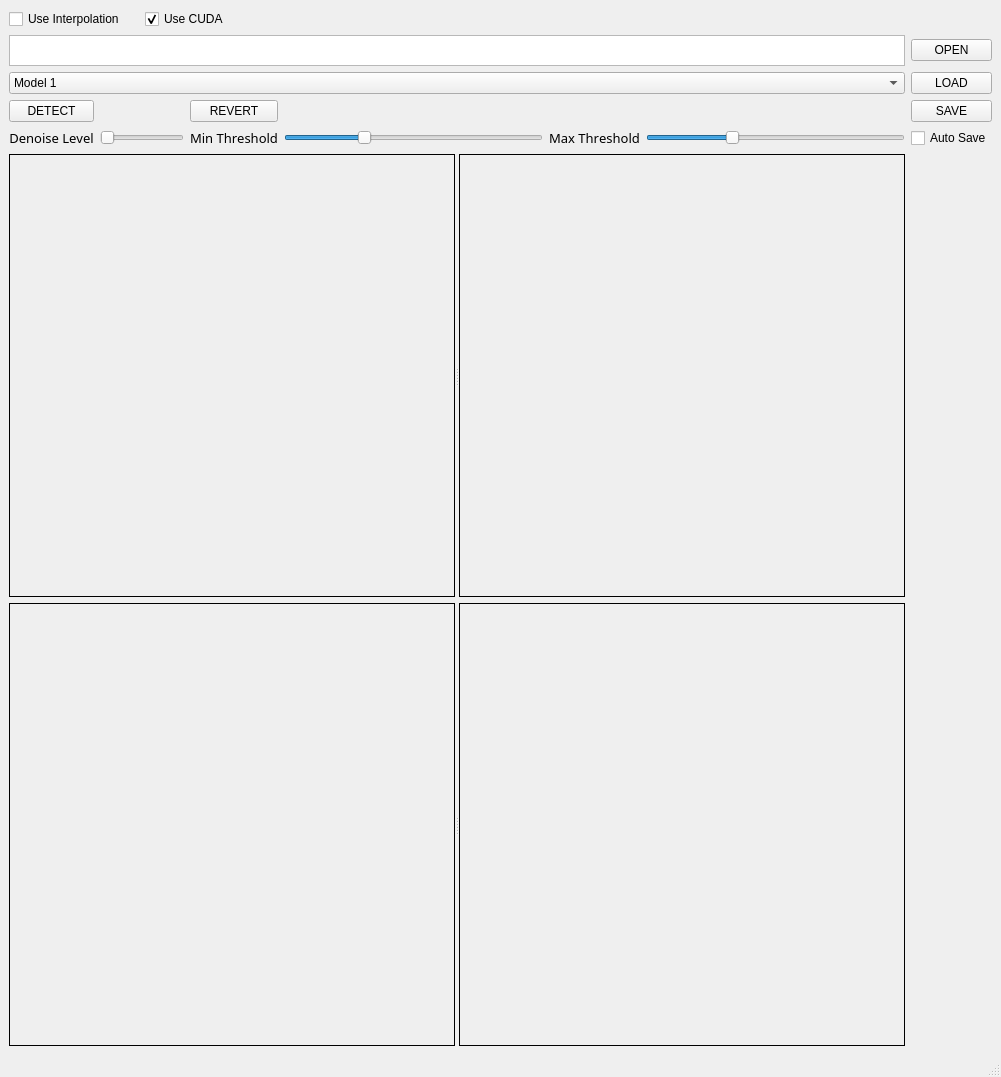
Qt form AtomSeg_V1.ui (gemengshu/AtomSegGUI) before a commit.
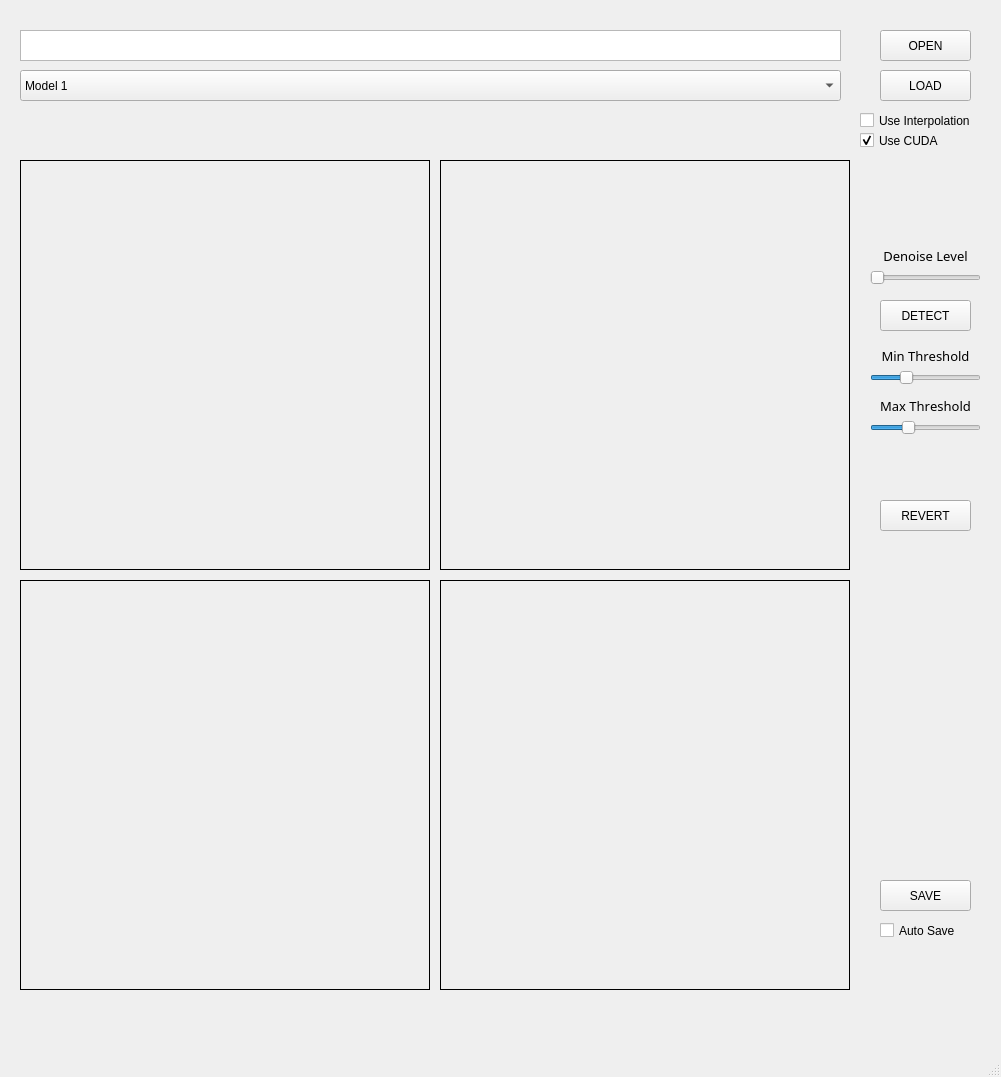
The same form after that commit.

Commit message: change auto resize

```diff
--- a/AtomSeg_V1.ui
+++ b/AtomSeg_V1.ui
@@ -14,49 +14,117 @@
    <string>Atom Segmentation</string>
   </property>
   <widget class="QWidget" name="centralwidget">
-   <layout class="QGridLayout" name="gridLayout">
-    <item row="0" column="0" colspan="2">
-     <widget class="QCheckBox" name="use_inter">
-      <property name="text">
-       <string>Use Interpolation</string>
-      </property>
-     </widget>
-    </item>
-    <item row="0" column="2" colspan="2">
-     <widget class="QCheckBox" name="use_cuda">
-      <property name="text">
-       <string>Use CUDA</string>
-      </property>
-      <property name="checked">
-       <bool>true</bool>
-      </property>
-     </widget>
-    </item>
-    <item row="1" column="0" colspan="7">
      <widget class="QTextEdit" name="imagePath">
       <property name="enabled">
        <bool>true</bool>
       </property>
-      <property name="maximumSize">
-       <size>
-        <width>16777215</width>
+    <property name="geometry">
+     <rect>
+      <x>20</x>
+      <y>30</y>
+      <width>821</width>
         <height>31</height>
-       </size>
-      </property>
-      <property name="readOnly">
-       <bool>true</bool>
-      </property>
-     </widget>
-    </item>
-    <item row="1" column="7">
+     </rect>
+    </property>
+   </widget>
      <widget class="QPushButton" name="open">
+    <property name="geometry">
+     <rect>
+      <x>880</x>
+      <y>30</y>
+      <width>91</width>
+      <height>31</height>
+     </rect>
+    </property>
       <property name="text">
        <string>OPEN</string>
       </property>
      </widget>
-    </item>
-    <item row="2" column="0" colspan="7">
+   <widget class="QLabel" name="ori">
+    <property name="geometry">
+     <rect>
+      <x>20</x>
+      <y>160</y>
+      <width>410</width>
+      <height>410</height>
+     </rect>
+    </property>
+    <property name="frameShape">
+     <enum>QFrame::Box</enum>
+    </property>
+    <property name="text">
+     <string/>
+    </property>
+    <property name="scaledContents">
+     <bool>true</bool>
+    </property>
+   </widget>
+   <widget class="QLabel" name="model_output">
+    <property name="geometry">
+     <rect>
+      <x>440</x>
+      <y>160</y>
+      <width>410</width>
+      <height>410</height>
+     </rect>
+    </property>
+    <property name="frameShape">
+     <enum>QFrame::Box</enum>
+    </property>
+    <property name="text">
+     <string/>
+    </property>
+    <property name="scaledContents">
+     <bool>true</bool>
+    </property>
+   </widget>
+   <widget class="QLabel" name="preprocess">
+    <property name="geometry">
+     <rect>
+      <x>20</x>
+      <y>580</y>
+      <width>410</width>
+      <height>410</height>
+     </rect>
+    </property>
+    <property name="frameShape">
+     <enum>QFrame::Box</enum>
+    </property>
+    <property name="text">
+     <string/>
+    </property>
+    <property name="scaledContents">
+     <bool>true</bool>
+    </property>
+   </widget>
+   <widget class="QLabel" name="detect_result">
+    <property name="geometry">
+     <rect>
+      <x>440</x>
+      <y>580</y>
+      <width>410</width>
+      <height>410</height>
+     </rect>
+    </property>
+    <property name="frameShape">
+     <enum>QFrame::Box</enum>
+    </property>
+    <property name="text">
+     <string/>
+    </property>
+    <property name="scaledContents">
+     <bool>true</bool>
+    </property>
+   </widget>
      <widget class="QComboBox" name="modelPath">
+    <property name="geometry">
+     <rect>
+      <x>20</x>
+      <y>70</y>
+      <width>821</width>
+      <height>31</height>
+     </rect>
+    </property>
       <property name="whatsThis">
        <string>&lt;html&gt;&lt;head/&gt;&lt;body&gt;&lt;p&gt;&lt;br/&gt;&lt;/p&gt;&lt;/body&gt;&lt;/html&gt;</string>
       </property>
@@ -91,74 +159,15 @@
        </property>
       </item>
      </widget>
-    </item>
-    <item row="2" column="7">
-     <widget class="QPushButton" name="load">
-      <property name="text">
-       <string>LOAD</string>
-      </property>
-     </widget>
-    </item>
-    <item row="3" column="0">
-     <widget class="QPushButton" name="circle_detect">
-      <property name="text">
-       <string>DETECT</string>
-      </property>
-     </widget>
-    </item>
-    <item row="3" column="3">
-     <widget class="QPushButton" name="revert">
-      <property name="text">
-       <string>REVERT</string>
-      </property>
-     </widget>
-    </item>
-    <item row="3" column="7">
-     <widget class="QPushButton" name="save">
-      <property name="text">
-       <string>SAVE</string>
-      </property>
-     </widget>
-    </item>
-    <item row="4" column="0">
-     <widget class="QLabel" name="label">
-      <property name="font">
-       <font>
-        <family>Sans Serif</family>
-        <pointsize>10</pointsize>
-        <weight>50</weight>
-        <bold>false</bold>
-        <kerning>false</kerning>
-       </font>
-      </property>
-      <property name="frameShape">
-       <enum>QFrame::NoFrame</enum>
-      </property>
-      <property name="text">
-       <string>Denoise Level</string>
-      </property>
-      <property name="alignment">
-       <set>Qt::AlignCenter</set>
-      </property>
-     </widget>
-    </item>
-    <item row="4" column="1" colspan="2">
-     <widget class="QSlider" name="se_num">
-      <property name="font">
-       <font>
-        <pointsize>9</pointsize>
-       </font>
-      </property>
-      <property name="maximum">
-       <number>20</number>
-      </property>
-      <property name="orientation">
-       <enum>Qt::Horizontal</enum>
-      </property>
-     </widget>
-    </item>
-    <item row="4" column="3">
      <widget class="QLabel" name="label_2">
+    <property name="geometry">
+     <rect>
+      <x>870</x>
+      <y>340</y>
+      <width>111</width>
+      <height>31</height>
+     </rect>
+    </property>
       <property name="font">
        <font>
         <family>Sans Serif</family>
@@ -178,9 +187,15 @@
        <set>Qt::AlignCenter</set>
       </property>
      </widget>
-    </item>
-    <item row="4" column="4">
      <widget class="QSlider" name="min_thre">
+    <property name="geometry">
+     <rect>
+      <x>870</x>
+      <y>370</y>
+      <width>111</width>
+      <height>16</height>
+     </rect>
+    </property>
       <property name="font">
        <font>
         <pointsize>9</pointsize>
@@ -196,31 +211,15 @@
        <enum>Qt::Horizontal</enum>
       </property>
      </widget>
-    </item>
-    <item row="4" column="5">
-     <widget class="QLabel" name="label_3">
-      <property name="font">
-       <font>
-        <family>Sans Serif</family>
-        <pointsize>10</pointsize>
-        <weight>50</weight>
-        <bold>false</bold>
-        <kerning>false</kerning>
-       </font>
-      </property>
-      <property name="frameShape">
-       <enum>QFrame::NoFrame</enum>
-      </property>
-      <property name="text">
-       <string>Max Threshold</string>
-      </property>
-      <property name="alignment">
-       <set>Qt::AlignCenter</set>
-      </property>
-     </widget>
-    </item>
-    <item row="4" column="6">
      <widget class="QSlider" name="max_thre">
+    <property name="geometry">
+     <rect>
+      <x>870</x>
+      <y>420</y>
+      <width>111</width>
+      <height>16</height>
+     </rect>
+    </property>
       <property name="font">
        <font>
         <pointsize>9</pointsize>
@@ -239,73 +238,177 @@
        <enum>Qt::Horizontal</enum>
       </property>
      </widget>
-    </item>
-    <item row="4" column="7">
+   <widget class="QLabel" name="label_3">
+    <property name="geometry">
+     <rect>
+      <x>870</x>
+      <y>390</y>
+      <width>111</width>
+      <height>31</height>
+     </rect>
+    </property>
+    <property name="font">
+     <font>
+      <family>Sans Serif</family>
+      <pointsize>10</pointsize>
+      <weight>50</weight>
+      <bold>false</bold>
+      <kerning>false</kerning>
+     </font>
+    </property>
+    <property name="frameShape">
+     <enum>QFrame::NoFrame</enum>
+    </property>
+    <property name="text">
+     <string>Max Threshold</string>
+    </property>
+    <property name="alignment">
+     <set>Qt::AlignCenter</set>
+    </property>
+   </widget>
+   <widget class="QCheckBox" name="use_cuda">
+    <property name="geometry">
+     <rect>
+      <x>860</x>
+      <y>130</y>
+      <width>131</width>
+      <height>21</height>
+     </rect>
+    </property>
+    <property name="text">
+     <string>Use CUDA</string>
+    </property>
+    <property name="checked">
+     <bool>true</bool>
+    </property>
+   </widget>
+   <widget class="QSlider" name="se_num">
+    <property name="geometry">
+     <rect>
+      <x>870</x>
+      <y>270</y>
+      <width>111</width>
+      <height>16</height>
+     </rect>
+    </property>
+    <property name="font">
+     <font>
+      <pointsize>9</pointsize>
+     </font>
+    </property>
+    <property name="maximum">
+     <number>20</number>
+    </property>
+    <property name="orientation">
+     <enum>Qt::Horizontal</enum>
+    </property>
+   </widget>
+   <widget class="QPushButton" name="save">
+    <property name="geometry">
+     <rect>
+      <x>880</x>
+      <y>880</y>
+      <width>91</width>
+      <height>31</height>
+     </rect>
+    </property>
+    <property name="text">
+     <string>SAVE</string>
+    </property>
+   </widget>
      <widget class="QCheckBox" name="auto_save">
+    <property name="geometry">
+     <rect>
+      <x>880</x>
+      <y>920</y>
+      <width>101</width>
+      <height>21</height>
+     </rect>
+    </property>
       <property name="text">
        <string>Auto Save</string>
       </property>
      </widget>
-    </item>
-    <item row="5" column="0" colspan="7">
-     <widget class="QSplitter" name="splitter">
-      <property name="orientation">
-       <enum>Qt::Horizontal</enum>
-      </property>
-      <widget class="QLabel" name="ori">
-       <property name="frameShape">
-        <enum>QFrame::Box</enum>
-       </property>
+   <widget class="QPushButton" name="load">
+    <property name="geometry">
+     <rect>
+      <x>880</x>
+      <y>70</y>
+      <width>91</width>
+      <height>31</height>
+     </rect>
+    </property>
        <property name="text">
-        <string/>
-       </property>
-       <property name="scaledContents">
-        <bool>true</bool>
-       </property>
-      </widget>
-      <widget class="QLabel" name="model_output">
-       <property name="frameShape">
-        <enum>QFrame::Box</enum>
+     <string>LOAD</string>
+    </property>
+   </widget>
+   <widget class="QCheckBox" name="use_inter">
+    <property name="geometry">
+     <rect>
+      <x>860</x>
+      <y>110</y>
+      <width>131</width>
+      <height>21</height>
+     </rect>
        </property>
        <property name="text">
-        <string/>
-       </property>
-       <property name="scaledContents">
-        <bool>true</bool>
-       </property>
-      </widget>
-     </widget>
-    </item>
-    <item row="6" column="0" colspan="7">
-     <widget class="QSplitter" name="splitter_2">
-      <property name="orientation">
-       <enum>Qt::Horizontal</enum>
-      </property>
-      <widget class="QLabel" name="preprocess">
+     <string>Use Interpolation</string>
+    </property>
+   </widget>
+   <widget class="QLabel" name="label">
+    <property name="geometry">
+     <rect>
+      <x>870</x>
+      <y>240</y>
+      <width>111</width>
+      <height>31</height>
+     </rect>
+    </property>
+    <property name="font">
+     <font>
+      <family>Sans Serif</family>
+      <pointsize>10</pointsize>
+      <weight>50</weight>
+      <bold>false</bold>
+      <kerning>false</kerning>
+     </font>
+    </property>
        <property name="frameShape">
-        <enum>QFrame::Box</enum>
+     <enum>QFrame::NoFrame</enum>
        </property>
        <property name="text">
-        <string/>
-       </property>
-       <property name="scaledContents">
-        <bool>true</bool>
-       </property>
-      </widget>
-      <widget class="QLabel" name="detect_result">
-       <property name="frameShape">
-        <enum>QFrame::Box</enum>
+     <string>Denoise Level</string>
+    </property>
+    <property name="alignment">
+     <set>Qt::AlignCenter</set>
+    </property>
+   </widget>
+   <widget class="QPushButton" name="circle_detect">
+    <property name="geometry">
+     <rect>
+      <x>880</x>
+      <y>300</y>
+      <width>91</width>
+      <height>31</height>
+     </rect>
        </property>
        <property name="text">
-        <string/>
-       </property>
-       <property name="scaledContents">
-        <bool>true</bool>
-       </property>
-      </widget>
-     </widget>
-    </item>
-   </layout>
+     <string>DETECT</string>
+    </property>
+   </widget>
+   <widget class="QPushButton" name="revert">
+    <property name="geometry">
+     <rect>
+      <x>880</x>
+      <y>500</y>
+      <width>91</width>
+      <height>31</height>
+     </rect>
+    </property>
+    <property name="text">
+     <string>REVERT</string>
+    </property>
+   </widget>
    <zorder>imagePath</zorder>
    <zorder>open</zorder>
    <zorder>load</zorder>
```
Lines whose indentation alone changed are shown as unchanged. The commit also changes 1 other file.
